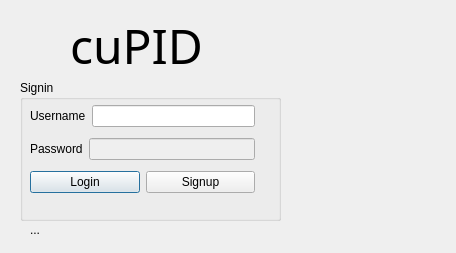
Before: the Qt Designer form loginwindow.ui in sprinklej/00100100, drawn with Qt 5.
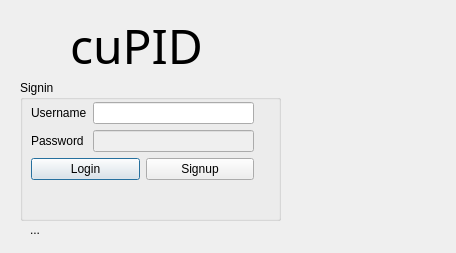
After: the same form once the commit is applied.

Commit message: improved login and signup windows

Patch:
```diff
--- a/loginwindow.ui
+++ b/loginwindow.ui
@@ -47,40 +47,34 @@
    <property name="checkable">
     <bool>false</bool>
    </property>
-   <widget class="QWidget" name="layoutWidget">
+   <widget class="QWidget" name="">
     <property name="geometry">
      <rect>
-      <x>10</x>
-      <y>20</y>
-      <width>225</width>
-      <height>101</height>
+      <x>11</x>
+      <y>22</y>
+      <width>223</width>
+      <height>97</height>
      </rect>
     </property>
-    <layout class="QVBoxLayout" name="verticalLayout">
-     <item>
-      <layout class="QHBoxLayout" name="horizontalLayout">
-       <item>
+    <layout class="QFormLayout" name="formLayout">
+     <item row="0" column="0">
         <widget class="QLabel" name="Username_t">
          <property name="text">
           <string>Username</string>
          </property>
         </widget>
        </item>
-       <item>
+     <item row="0" column="1">
         <widget class="QLineEdit" name="lineEdit_username"/>
        </item>
-      </layout>
-     </item>
-     <item>
-      <layout class="QHBoxLayout" name="horizontalLayout_2">
-       <item>
+     <item row="1" column="0">
         <widget class="QLabel" name="Password_t">
          <property name="text">
           <string>Password</string>
          </property>
         </widget>
        </item>
-       <item>
+     <item row="1" column="1">
         <widget class="QLineEdit" name="lineEdit_password">
          <property name="enabled">
           <bool>false</bool>
@@ -90,9 +84,7 @@
          </property>
         </widget>
        </item>
-      </layout>
-     </item>
-     <item>
+     <item row="2" column="0" colspan="2">
       <layout class="QHBoxLayout" name="horizontalLayout_3">
        <item>
         <widget class="QPushButton" name="pushButton_login">
```
Lines whose indentation alone changed are shown as unchanged. The commit also changes 7 other files.
